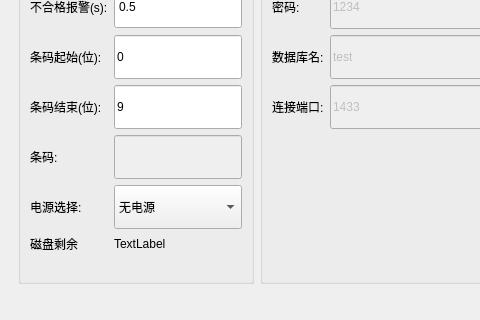
bloglink/aip-tester, file WinSyst.ui: the form before one commit; both pictures show x 0 to 480 and y 280 to 600 of the 800 by 600 pixel window.
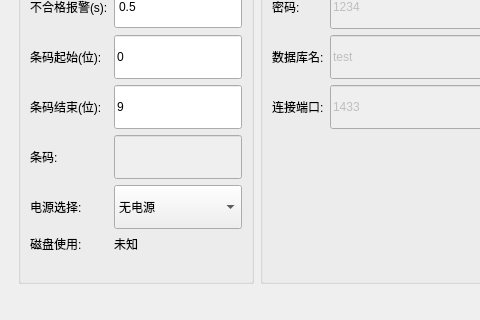
The form after the commit.

Commit message: 新增:系统设置添加磁盘空间

The edit to the form file:
```diff
--- a/WinSyst.ui
+++ b/WinSyst.ui
@@ -560,14 +560,14 @@
              <item row="9" column="0">
               <widget class="QLabel" name="label_14">
                <property name="text">
-                <string>磁盘剩余</string>
+                <string>磁盘使用:</string>
                </property>
               </widget>
              </item>
              <item row="9" column="1">
               <widget class="QLabel" name="TextSpace">
                <property name="text">
-                <string>TextLabel</string>
+                <string>未知</string>
                </property>
               </widget>
              </item>
```
The commit also changes 2 other files.
